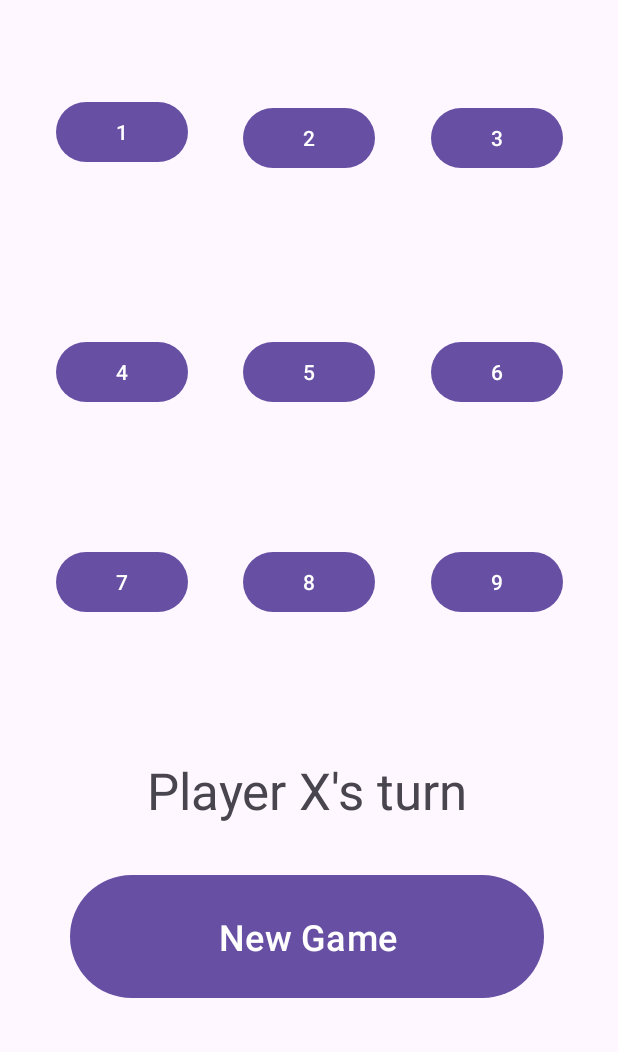
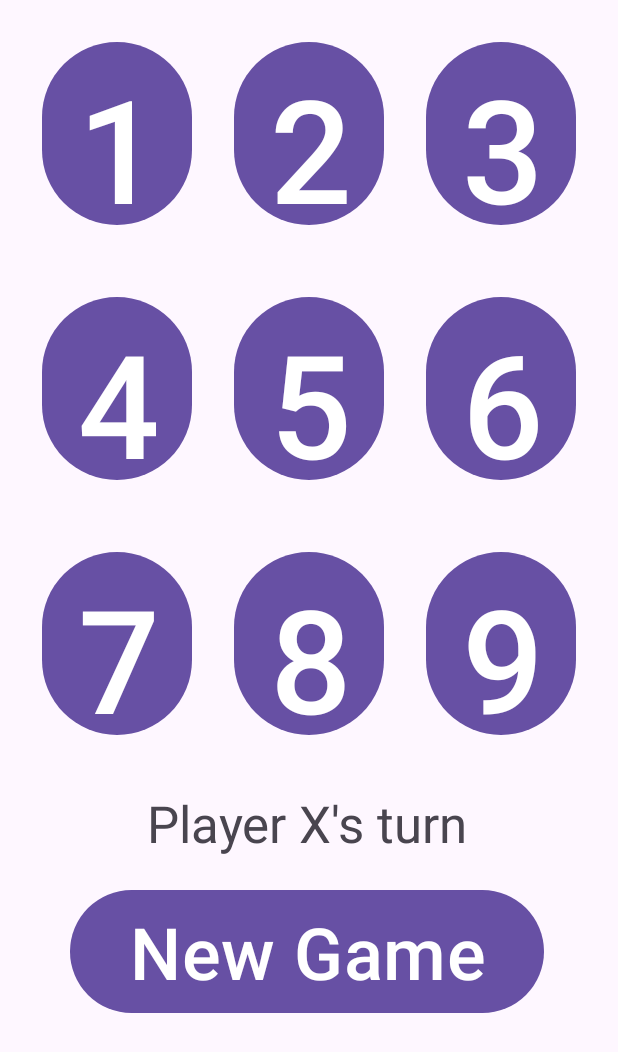
Before and after one commit to marysaray/TicTacToe, an Android app: the screen it shows after launch (MainActivity), on a phone screen of 412 x 824 dp. Shown: the top 1052 px of the screen. Run offline under Robolectric (Android 15) with nearby library versions, the phone set to English and light mode, and no system bars.

Commit message:
Changed constraints, font and button size.

```diff
--- a/app/src/main/res/layout/activity_main.xml
+++ b/app/src/main/res/layout/activity_main.xml
@@ -5,28 +5,55 @@
     android:id="@+id/main"
     android:layout_width="match_parent"
     android:layout_height="match_parent"
+    android:paddingHorizontal="24dp"
     android:paddingVertical="24dp"
-    android:paddingHorizontal="24dp"
     tools:context=".MainActivity">
 
     <Button
         android:id="@+id/newGameButtonId"
         android:layout_width="316dp"
         android:layout_height="90dp"
-        android:layout_marginTop="20dp"
+        android:layout_marginTop="8dp"
         android:text="New Game"
-        android:textSize="24sp"
+        android:textSize="48sp"
+        app:layout_constraintBottom_toBottomOf="parent"
         app:layout_constraintEnd_toEndOf="parent"
         app:layout_constraintHorizontal_bias="0.489"
         app:layout_constraintStart_toStartOf="parent"
-        app:layout_constraintTop_toBottomOf="@+id/messageTextId" />
+        app:layout_constraintTop_toBottomOf="@+id/messageTextId"
+        app:layout_constraintVertical_bias="0.0" />
+
+    <Button
+        android:id="@+id/twoButtonId"
+        android:layout_width="100dp"
+        android:layout_height="130dp"
+        android:text="2"
+        android:textSize="96sp"
+        app:layout_constraintEnd_toStartOf="@+id/threeButtonId"
+        app:layout_constraintHorizontal_bias="0.5"
+        app:layout_constraintStart_toEndOf="@+id/oneButtonId"
+        app:layout_constraintTop_toTopOf="@+id/threeButtonId" />
+
+    <Button
+        android:id="@+id/threeButtonId"
+        android:layout_width="100dp"
+        android:layout_height="130dp"
+        android:layout_marginTop="24dp"
+        android:text="3"
+        android:textSize="96sp"
+        app:layout_constraintEnd_toEndOf="parent"
+        app:layout_constraintHorizontal_bias="0.5"
+        app:layout_constraintStart_toEndOf="@+id/twoButtonId"
+        app:layout_constraintTop_toTopOf="parent" />
 
     <Button
         android:id="@+id/oneButtonId"
-        android:layout_width="wrap_content"
-        android:layout_height="wrap_content"
-        android:layout_marginTop="64dp"
+        android:layout_width="100dp"
+        android:layout_height="130dp"
+        android:layout_marginTop="24dp"
         android:text="1"
+        android:textAlignment="center"
+        android:textSize="96sp"
         app:layout_constraintEnd_toStartOf="@+id/twoButtonId"
         app:layout_constraintHorizontal_bias="0.5"
         app:layout_constraintStart_toStartOf="parent"
@@ -34,92 +61,79 @@
 
     <Button
         android:id="@+id/fourButtonId"
-        android:layout_width="wrap_content"
-        android:layout_height="wrap_content"
-        android:layout_marginTop="112dp"
+        android:layout_width="100dp"
+        android:layout_height="130dp"
+        android:layout_marginTop="40dp"
         android:text="4"
+        android:textSize="96sp"
         app:layout_constraintEnd_toStartOf="@+id/fiveButtonId"
         app:layout_constraintHorizontal_bias="0.5"
         app:layout_constraintStart_toStartOf="parent"
         app:layout_constraintTop_toBottomOf="@+id/oneButtonId" />
 
     <Button
+        android:id="@+id/fiveButtonId"
+        android:layout_width="100dp"
+        android:layout_height="130dp"
+        android:text="5"
+        android:textSize="96sp"
+        app:layout_constraintEnd_toStartOf="@+id/sixButtonId"
+        app:layout_constraintHorizontal_bias="0.5"
+        app:layout_constraintStart_toEndOf="@+id/fourButtonId"
+        app:layout_constraintTop_toTopOf="@+id/sixButtonId" />
+
+    <Button
+        android:id="@+id/sixButtonId"
+        android:layout_width="100dp"
+        android:layout_height="130dp"
+        android:layout_marginTop="40dp"
+        android:text="6"
+        android:textSize="96sp"
+        app:layout_constraintEnd_toEndOf="parent"
+        app:layout_constraintHorizontal_bias="0.5"
+        app:layout_constraintStart_toEndOf="@+id/fiveButtonId"
+        app:layout_constraintTop_toBottomOf="@+id/threeButtonId" />
+
+    <Button
+        android:id="@+id/eightButtonId"
+        android:layout_width="100dp"
+        android:layout_height="130dp"
+        android:text="8"
+        android:textSize="96sp"
+        app:layout_constraintEnd_toStartOf="@+id/nineButtonId"
+        app:layout_constraintHorizontal_bias="0.5"
+        app:layout_constraintStart_toEndOf="@+id/sevenButtonId"
+        app:layout_constraintTop_toTopOf="@+id/nineButtonId" />
+
+    <Button
         android:id="@+id/sevenButtonId"
-        android:layout_width="wrap_content"
-        android:layout_height="wrap_content"
-        android:layout_marginTop="92dp"
+        android:layout_width="100dp"
+        android:layout_height="130dp"
+        android:layout_marginTop="40dp"
         android:text="7"
+        android:textSize="96sp"
         app:layout_constraintEnd_toStartOf="@+id/eightButtonId"
         app:layout_constraintHorizontal_bias="0.5"
         app:layout_constraintStart_toStartOf="parent"
         app:layout_constraintTop_toBottomOf="@+id/fourButtonId" />
 
     <Button
-        android:id="@+id/twoButtonId"
-        android:layout_width="wrap_content"
-        android:layout_height="wrap_content"
-        android:layout_marginTop="4dp"
-        android:text="2"
-        app:layout_constraintEnd_toStartOf="@+id/threeButtonId"
-        app:layout_constraintHorizontal_bias="0.5"
-        app:layout_constraintStart_toEndOf="@+id/oneButtonId"
-        app:layout_constraintTop_toTopOf="@+id/oneButtonId" />
-
-    <Button
-        android:id="@+id/threeButtonId"
-        android:layout_width="wrap_content"
-        android:layout_height="wrap_content"
-        android:text="3"
-        app:layout_constraintEnd_toEndOf="parent"
-        app:layout_constraintHorizontal_bias="0.5"
-        app:layout_constraintStart_toEndOf="@+id/twoButtonId"
-        app:layout_constraintTop_toTopOf="@+id/twoButtonId" />
-
-    <Button
-        android:id="@+id/fiveButtonId"
-        android:layout_width="wrap_content"
-        android:layout_height="wrap_content"
-        android:text="5"
-        app:layout_constraintEnd_toStartOf="@+id/sixButtonId"
-        app:layout_constraintHorizontal_bias="0.5"
-        app:layout_constraintStart_toEndOf="@+id/fourButtonId"
-        app:layout_constraintTop_toTopOf="@+id/fourButtonId" />
-
-    <Button
-        android:id="@+id/sixButtonId"
-        android:layout_width="wrap_content"
-        android:layout_height="wrap_content"
-        android:text="6"
-        app:layout_constraintEnd_toEndOf="parent"
-        app:layout_constraintHorizontal_bias="0.5"
-        app:layout_constraintStart_toEndOf="@+id/fiveButtonId"
-        app:layout_constraintTop_toTopOf="@+id/fiveButtonId" />
-
-    <Button
-        android:id="@+id/eightButtonId"
-        android:layout_width="wrap_content"
-        android:layout_height="wrap_content"
-        android:text="8"
-        app:layout_constraintEnd_toStartOf="@+id/nineButtonId"
-        app:layout_constraintHorizontal_bias="0.5"
-        app:layout_constraintStart_toEndOf="@+id/sevenButtonId"
-        app:layout_constraintTop_toTopOf="@+id/sevenButtonId" />
-
-    <Button
         android:id="@+id/nineButtonId"
-        android:layout_width="wrap_content"
-        android:layout_height="wrap_content"
+        android:layout_width="100dp"
+        android:layout_height="130dp"
+        android:layout_marginTop="40dp"
         android:text="9"
+        android:textSize="96sp"
         app:layout_constraintEnd_toEndOf="parent"
         app:layout_constraintHorizontal_bias="0.5"
         app:layout_constraintStart_toEndOf="@+id/eightButtonId"
-        app:layout_constraintTop_toTopOf="@+id/eightButtonId" />
+        app:layout_constraintTop_toBottomOf="@+id/sixButtonId" />
 
     <TextView
         android:id="@+id/messageTextId"
         android:layout_width="258dp"
         android:layout_height="55dp"
-        android:layout_marginTop="92dp"
+        android:layout_marginTop="32dp"
         android:text="Player X's turn"
         android:textAlignment="center"
         android:textSize="34sp"
@@ -133,41 +147,20 @@
         android:layout_width="wrap_content"
         android:layout_height="wrap_content"
         android:orientation="horizontal"
-        app:layout_constraintGuide_percent="0.44049248" />
-
-    <androidx.constraintlayout.widget.Guideline
-        android:id="@+id/horizontal2GuideLineId"
-        android:layout_width="wrap_content"
-        android:layout_height="wrap_content"
-        android:orientation="horizontal"
-        app:layout_constraintGuide_percent="0.64" />
+        app:layout_constraintGuide_percent="0.5" />
 
     <androidx.constraintlayout.widget.Guideline
         android:id="@+id/horizontal3GuideLineId"
         android:layout_width="wrap_content"
         android:layout_height="wrap_content"
         android:orientation="horizontal"
-        app:layout_constraintGuide_percent="0.7" />
+        app:layout_constraintGuide_percent="0.75" />
 
     <androidx.constraintlayout.widget.Guideline
         android:id="@+id/horizontal4GuideLineId"
         android:layout_width="wrap_content"
         android:layout_height="wrap_content"
         android:orientation="horizontal"
-        app:layout_constraintGuide_percent="0.24897401" />
-
-    <androidx.constraintlayout.widget.Guideline
-        android:id="@+id/guideline7"
-        android:layout_width="wrap_content"
-        android:layout_height="wrap_content"
-        android:orientation="vertical"
-        app:layout_constraintGuide_percent="0.36" />
-
-    <androidx.constraintlayout.widget.Guideline
-        android:id="@+id/guideline8"
-        android:layout_width="wrap_content"
-        android:layout_height="wrap_content"
-        android:orientation="vertical"
-        app:layout_constraintGuide_percent="0.6666667" />
+        app:layout_constraintGuide_percent="0.25" />
 
 </androidx.constraintlayout.widget.ConstraintLayout>
```
